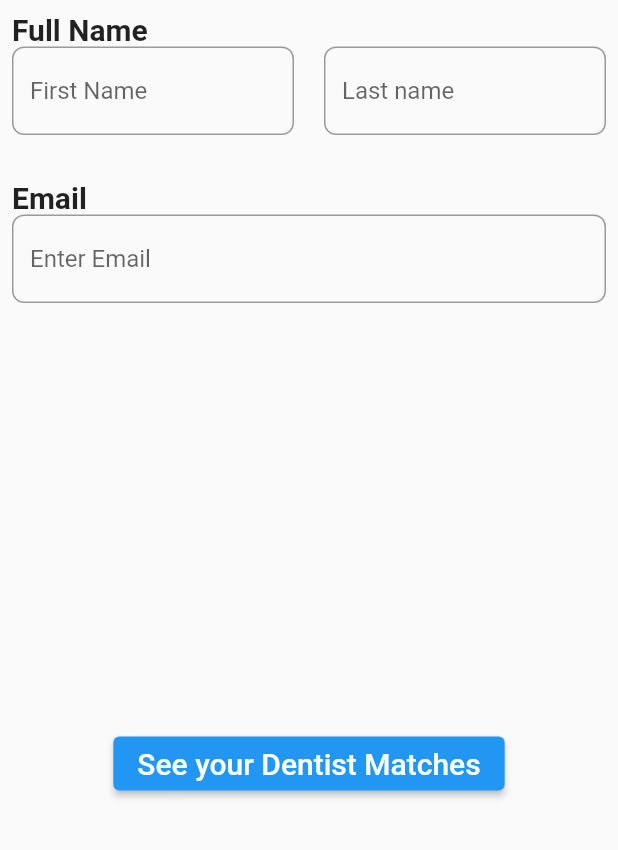
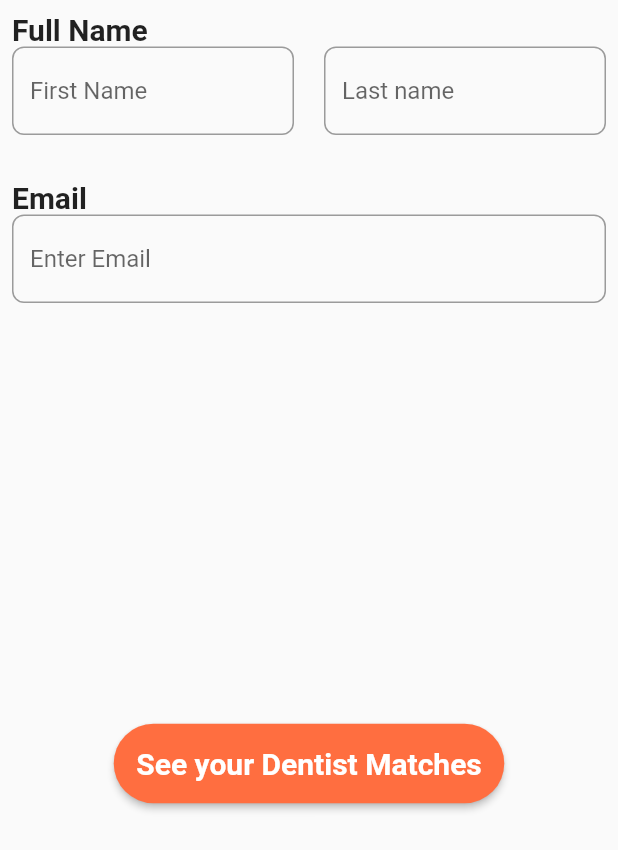
Before and after one commit to jtmuller5/flutter_practice, a Flutter app: the screen it shows after launch, on a phone screen of 412 x 824 dp. Shown: the top 850 px of the screen. Run offline on Flutter 3.47's test engine with Material 2 defaults, Android fonts, the phone set to English and light mode, and no system bars; our stand-ins replace google_fonts, stacked.

Commit message:
onboarding continued

```diff
--- a/lib/on_boarding_screen/widgets/on_boarding_confirm_button.dart
+++ b/lib/on_boarding_screen/widgets/on_boarding_confirm_button.dart
@@ -11,7 +11,6 @@ class OnboardingConfirmButton extends ViewModelWidget<OnboardingViewModel> {
   @override
   Widget build(BuildContext context, OnboardingViewModel viewModel) {
     return Center(
-
       child: Row(
         mainAxisAlignment: MainAxisAlignment.center,
         children: [
@@ -26,13 +25,19 @@ class OnboardingConfirmButton extends ViewModelWidget<OnboardingViewModel> {
                 MaterialPageRoute(builder: (context) => const ToPage()),
               );
             },
-              child:const Text(
+            style: ElevatedButton.styleFrom(
+                padding: EdgeInsets.all(15),
+                shape: RoundedRectangleBorder(
+                  borderRadius: BorderRadius.circular(40),
+                ),
+                backgroundColor: Colors.deepOrangeAccent),
+            child: const Text(
               "See your Dentist Matches",
               style: TextStyle(
-                  fontSize: 20,
+                fontSize: 20,fontWeight: FontWeight.bold
               ),
-              )
-            )
+            ),
+          ),
         ],
       ),
     );
```
Lines whose indentation alone changed are shown as unchanged.
